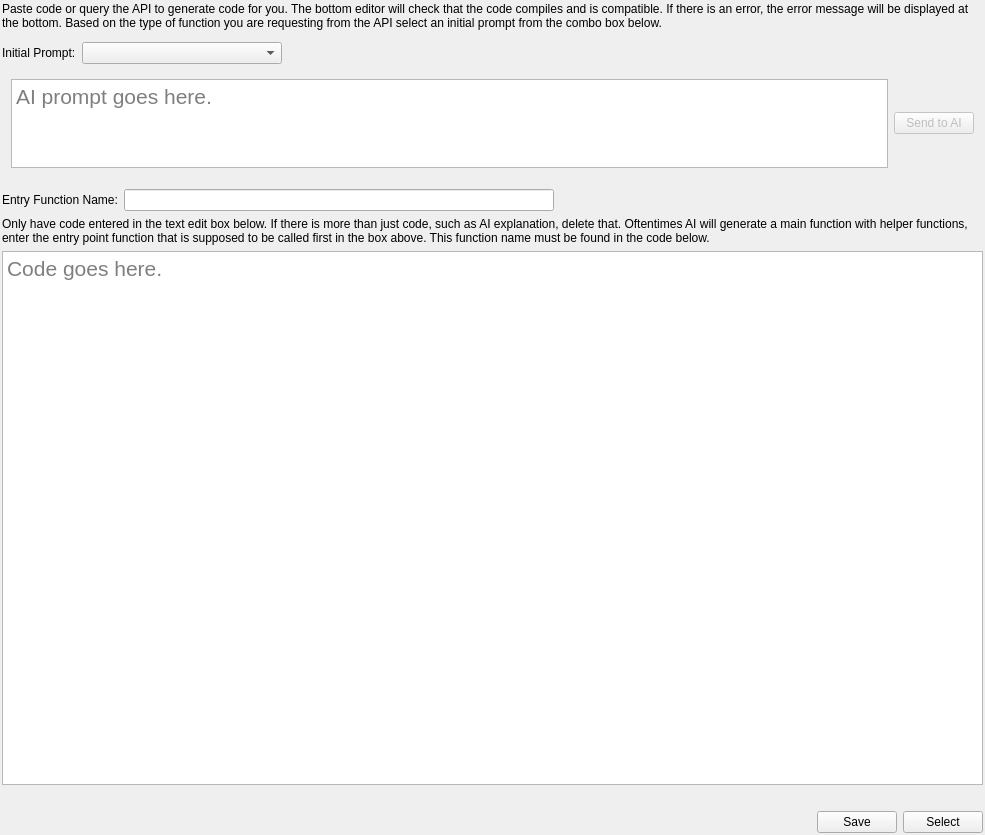
rmallow/howdyCoder, file howdyCoder/ui/qtUiFiles/funcSelectorCodePage.ui: the form before one commit.
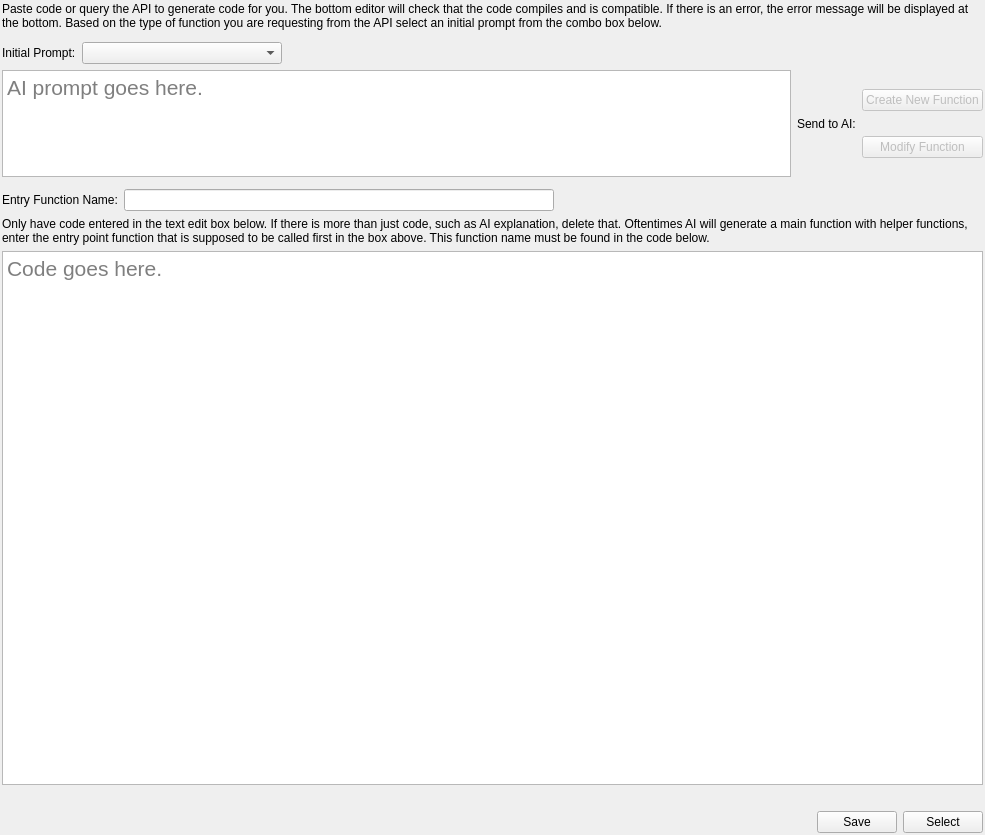
The form after the commit. Custom widgets are drawn as their Qt base class.

Commit message: finishing up editing capabilities by adding the option to modify in func selector

Diff of the .ui file:
```diff
--- a/howdyCoder/ui/qtUiFiles/funcSelectorCodePage.ui
+++ b/howdyCoder/ui/qtUiFiles/funcSelectorCodePage.ui
@@ -102,6 +102,18 @@
       </sizepolicy>
      </property>
      <layout class="QHBoxLayout" name="horizontalLayout_6">
+      <property name="leftMargin">
+       <number>0</number>
+      </property>
+      <property name="topMargin">
+       <number>0</number>
+      </property>
+      <property name="rightMargin">
+       <number>0</number>
+      </property>
+      <property name="bottomMargin">
+       <number>0</number>
+      </property>
       <item>
        <widget class="QPlainTextEdit" name="prompt_text_edit">
         <property name="sizePolicy">
@@ -124,15 +136,50 @@
        </widget>
       </item>
       <item>
-       <widget class="QPushButton" name="call_api_button">
-        <property name="enabled">
-         <bool>false</bool>
-        </property>
+       <widget class="QLabel" name="label_2">
         <property name="text">
-         <string>Send to AI</string>
+         <string>Send to AI:</string>
         </property>
        </widget>
       </item>
+      <item>
+       <widget class="QWidget" name="widget_5" native="true">
+        <layout class="QVBoxLayout" name="verticalLayout_2">
+         <property name="leftMargin">
+          <number>0</number>
+         </property>
+         <property name="topMargin">
+          <number>0</number>
+         </property>
+         <property name="rightMargin">
+          <number>0</number>
+         </property>
+         <property name="bottomMargin">
+          <number>0</number>
+         </property>
+         <item>
+          <widget class="QPushButton" name="create_new_api_button">
+           <property name="enabled">
+            <bool>false</bool>
+           </property>
+           <property name="text">
+            <string>Create New Function</string>
+           </property>
+          </widget>
+         </item>
+         <item>
+          <widget class="QPushButton" name="modify_api_button">
+           <property name="enabled">
+            <bool>false</bool>
+           </property>
+           <property name="text">
+            <string>Modify Function</string>
+           </property>
+          </widget>
+         </item>
+        </layout>
+       </widget>
+      </item>
      </layout>
     </widget>
    </item>
```
The commit also changes 14 other files.
